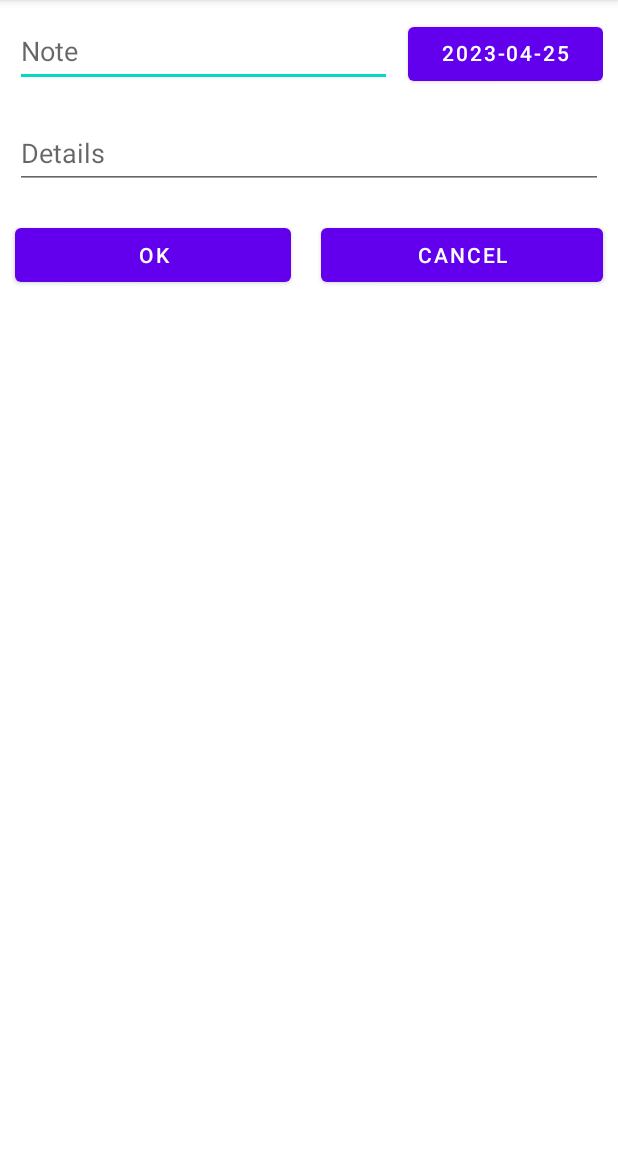
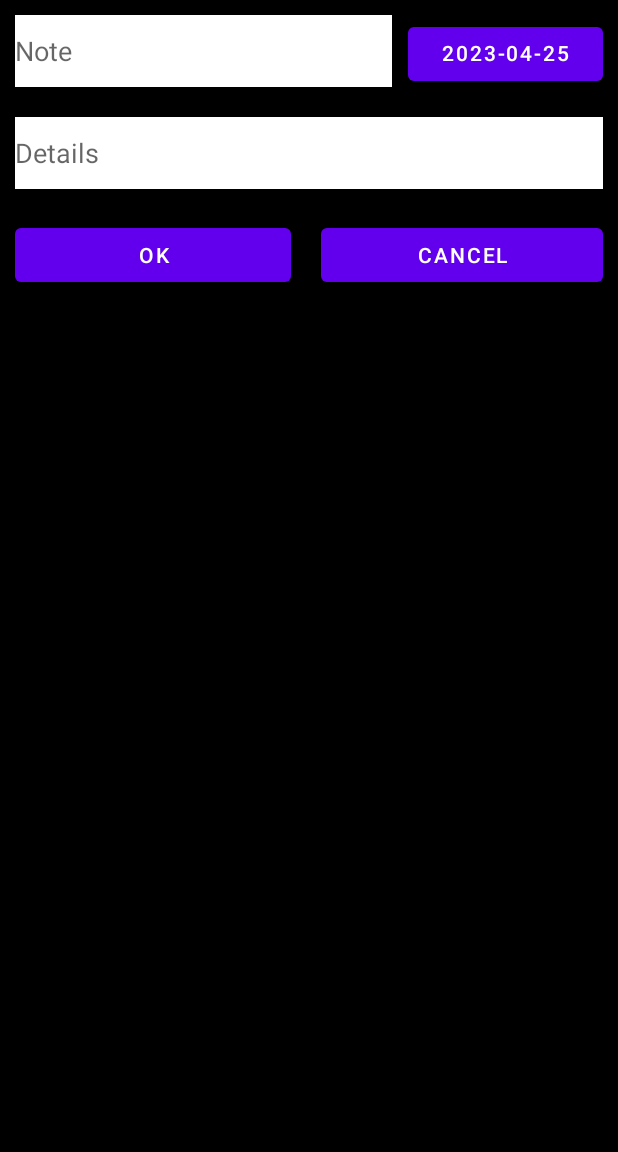
Before and after one commit to reisinger69/Notes, an Android app: the screen it shows after launch (CreateNoteActivity), in the options menu, after a tap on "Neuer Notiz", on a phone screen of 412 x 824 dp, the part 84-1236 px from its top. Run offline under Robolectric (Android 15) with nearby library versions, the phone set to English and light mode, and no system bars; libraries missing offline, so code that uses them is left out: com.google.api.client.

```diff
--- a/app/build.gradle
+++ b/app/build.gradle
@@ -30,7 +30,7 @@ android {
 
 dependencies {
 
-    implementation 'androidx.appcompat:appcompat:1.5.1'
+    implementation 'androidx.appcompat:appcompat:1.6.1'
     implementation group: 'com.google.http-client', name: 'google-http-client-gson', version: '1.22.0'
     implementation 'com.google.android.material:material:1.7.0'
     implementation 'androidx.constraintlayout:constraintlayout:2.1.4'
--- a/app/src/main/java/reisigner/htl/notes/CreateNoteActivity.java
+++ b/app/src/main/java/reisigner/htl/notes/CreateNoteActivity.java
@@ -1,16 +1,20 @@
 package reisigner.htl.notes;
 
 import androidx.appcompat.app.AppCompatActivity;
+import androidx.preference.PreferenceManager;
 
 import android.app.DatePickerDialog;
 import android.app.TimePickerDialog;
 import android.content.Context;
 import android.content.Intent;
+import android.content.SharedPreferences;
+import android.graphics.Color;
 import android.os.Bundle;
 import android.view.View;
 import android.widget.Button;
 import android.widget.DatePicker;
 import android.widget.EditText;
+import android.widget.LinearLayout;
 import android.widget.ListView;
 import android.widget.TimePicker;
 
@@ -31,6 +35,11 @@ public class CreateNoteActivity extends AppCompatActivity implements View.OnClic
     LocalDateTime setDateTime = LocalDateTime.now();
 
     NoteAdapter adapter;
+
+    LinearLayout linearLayout;
+
+    private SharedPreferences prefs;
+    private SharedPreferences.OnSharedPreferenceChangeListener preferencesChangeListener;
 
     @Override
     protected void onCreate(Bundle savedInstanceState) {
@@ -82,6 +91,29 @@ public class CreateNoteActivity extends AppCompatActivity implements View.OnClic
                 }, dateToUse.getHour(), dateToUse.getMinute(),false).show();
             }
         }, dateToUse.getYear(), dateToUse.getMonth().getValue(), dateToUse.getDayOfMonth());
+
+        prefs = PreferenceManager.getDefaultSharedPreferences(this );
+        preferencesChangeListener = (sharedPrefs , key ) -> preferenceChanged(sharedPrefs, key);
+        prefs.registerOnSharedPreferenceChangeListener( preferencesChangeListener );
+
+        linearLayout=findViewById(R.id.linearLayout);
+
+        changeBackground(prefs.getBoolean("darkMode", true));
+    }
+
+
+    private void preferenceChanged(SharedPreferences sharedPrefs , String key) {
+        changeBackground(sharedPrefs.getBoolean(key, true));
+    }
+
+    private void changeBackground(boolean isDarkmode){
+        if (isDarkmode){
+            title.setBackgroundColor(Color.WHITE);
+            details.setBackgroundColor(Color.WHITE);
+            linearLayout.setBackgroundColor(Color.BLACK);
+        } else {
+            linearLayout.setBackgroundColor(Color.TRANSPARENT);
+        }
     }
 
     @Override
--- a/app/src/main/java/reisigner/htl/notes/MainActivity.java
+++ b/app/src/main/java/reisigner/htl/notes/MainActivity.java
@@ -6,16 +6,20 @@ import androidx.activity.result.ActivityResultLauncher;
 import androidx.activity.result.contract.ActivityResultContracts;
 import androidx.annotation.NonNull;
 import androidx.appcompat.app.AppCompatActivity;
+import androidx.preference.PreferenceManager;
 
 import android.app.AlertDialog;
 import android.content.DialogInterface;
 import android.content.Intent;
+import android.content.SharedPreferences;
+import android.graphics.Color;
 import android.os.Bundle;
 import android.view.ContextMenu;
 import android.view.Menu;
 import android.view.MenuItem;
 import android.view.View;
 import android.widget.AdapterView;
+import android.widget.LinearLayout;
 import android.widget.ListView;
 
 import java.util.List;
@@ -29,6 +33,10 @@ public class MainActivity extends AppCompatActivity {
     public static List<ToDo> notes = null;
     NoteAdapter adapter;
     ListView listView;
+    LinearLayout linearLayout;
+
+    private SharedPreferences prefs;
+    private SharedPreferences.OnSharedPreferenceChangeListener preferencesChangeListener;
 
     ActivityResultLauncher<Intent> startActivityIntent = registerForActivityResult(
             new ActivityResultContracts.StartActivityForResult(),
@@ -70,6 +78,7 @@ public class MainActivity extends AppCompatActivity {
         int id = item.getItemId();
         final int idCreate = R.id.createNewNote;
         final int idSave = R.id.saveNotes;
+        final int idSettings = R.id.menu_preferences;
         switch (id) {
             case idCreate:
                 Intent t = new Intent(this, CreateNoteActivity.class);
@@ -78,12 +87,17 @@ public class MainActivity extends AppCompatActivity {
             case idSave:
                 FileHandler.saveFile(notes, getApplicationContext());
                 break;
+            case idSettings:
+                Intent intent = new Intent(this,
+                        MySettingsActivity.class);
+                startActivityForResult(intent, 1);
         }
         return super.onOptionsItemSelected(item);
     }
 
     @Override
     public void onCreateContextMenu(ContextMenu menu, View v, ContextMenu.ContextMenuInfo menuInfo) {
+        System.out.println("OnCreateContextMenu ");;
         getMenuInflater().inflate(R.menu.kontextmenu, menu);
         super.onCreateContextMenu(menu, v, menuInfo);
     }
@@ -120,6 +134,11 @@ public class MainActivity extends AppCompatActivity {
         super.onCreate(savedInstanceState);
         setContentView(R.layout.activity_main);
 
+        prefs = PreferenceManager.getDefaultSharedPreferences(this );
+        preferencesChangeListener = (sharedPrefs , key ) -> preferenceChanged(sharedPrefs, key);
+        prefs.registerOnSharedPreferenceChangeListener( preferencesChangeListener );
+
+
         if(notes == null) {
             notes = FileHandler.readFile(getApplicationContext());
             if (notes.size() == 0) {
@@ -136,8 +155,24 @@ public class MainActivity extends AppCompatActivity {
         listView = findViewById(R.id.list);
         adapter = new NoteAdapter(getApplicationContext(), notes);
         listView.setAdapter(adapter);
+
+        linearLayout = findViewById(R.id.background);
+
+        changeBackground(prefs.getBoolean("darkMode", true));
         registerForContextMenu(listView);
-
     }
 
+    private void preferenceChanged(SharedPreferences sharedPrefs , String key) {
+        changeBackground(sharedPrefs.getBoolean(key, true));
+    }
+
+    private void changeBackground(boolean isDarkmode){
+        if (isDarkmode){
+            linearLayout.setBackgroundColor(Color.BLACK);
+        } else {
+            linearLayout.setBackgroundColor(Color.TRANSPARENT);
+        }
+    }
+
+
 }
--- a/app/src/main/java/reisigner/htl/notes/functions/MySettingsFragment.java
+++ b/app/src/main/java/reisigner/htl/notes/functions/MySettingsFragment.java
@@ -1,6 +1,10 @@
 package reisigner.htl.notes.functions;
 
+import android.os.Bundle;
+
 import androidx.preference.PreferenceFragmentCompat;
+
+import reisigner.htl.notes.R;
 
 public class MySettingsFragment extends
         PreferenceFragmentCompat {
--- a/app/src/main/java/reisigner/htl/notes/functions/NoteAdapter.java
+++ b/app/src/main/java/reisigner/htl/notes/functions/NoteAdapter.java
@@ -52,11 +52,9 @@ public class NoteAdapter extends ArrayAdapter<ToDo> {
 
         LocalDate date = n.getDate().toLocalDate();
         if (date.isBefore(LocalDate.now())) {
-            textView1.setBackgroundColor(Color.argb(162, 227, 34, 89));
-            textView2.setBackgroundColor(Color.argb(162, 227, 34, 89));
+            currentItemView.setBackgroundColor(Color.argb(162, 227, 34, 89));
         } else {
-            textView1.setBackgroundColor(Color.argb(255,255,255,255));
-            textView2.setBackgroundColor(Color.argb(255,255,255,255));
+            currentItemView.setBackgroundColor(Color.argb(255,255,255,255));
         }
 
         return currentItemView;
--- a/app/src/main/res/layout/activity_create_note.xml
+++ b/app/src/main/res/layout/activity_create_note.xml
@@ -3,7 +3,8 @@
     xmlns:app="http://schemas.android.com/apk/res-auto"
     android:layout_width="match_parent"
     android:layout_height="match_parent"
-    android:orientation="vertical">
+    android:orientation="vertical"
+    android:id="@+id/linearLayout">
 
     <LinearLayout
         android:layout_width="match_parent"
--- a/app/src/main/res/layout/activity_main.xml
+++ b/app/src/main/res/layout/activity_main.xml
@@ -5,7 +5,8 @@
     android:layout_width="match_parent"
     android:layout_height="match_parent"
     android:orientation="vertical"
-    tools:context=".MainActivity" >
+    tools:context=".MainActivity"
+    android:id="@+id/background">
 
     <ListView
         android:id="@+id/list"
--- a/app/src/main/res/menu/mainmenu.xml
+++ b/app/src/main/res/menu/mainmenu.xml
@@ -8,4 +8,8 @@
     <item
         android:id="@+id/saveNotes"
         android:title="Speichern"></item>
+    <item
+        android:id="@+id/menu_preferences"
+        android:icon="@android:drawable/ic_menu_preferences"
+        android:title="Einstellungen"/>
 </menu>
```
Also changed, not shown: app/src/main/AndroidManifest.xml (+8 -1 lines), app/src/main/java/reisigner/htl/notes/MySettingsActivity.java (added, +19 -0 lines), app/src/main/res/layout/listelement.xml (+15 -3 lines).
